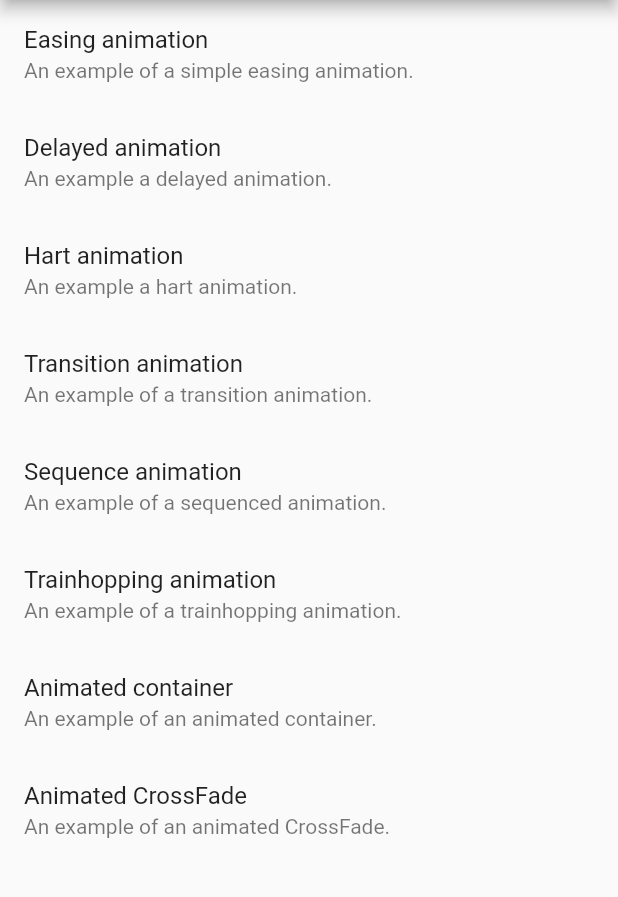
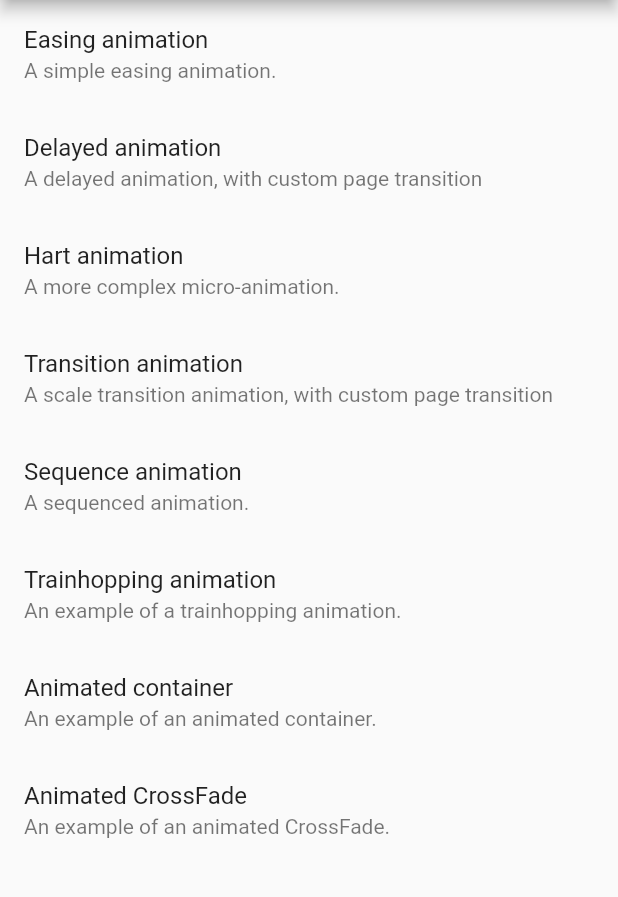
Before and after one commit to thismightworkco/flutter_animation_tests, a Flutter app: the screen it shows after launch, on a phone screen of 412 x 824 dp, the part 84-981 px from its top. Run offline on Flutter 3.47's test engine with Material 2 defaults, Android fonts, the phone set to English and light mode, and no system bars.

Commit message:
Some small changes

```diff
--- a/lib/animated_crossfade.dart
+++ b/lib/animated_crossfade.dart
@@ -25,7 +25,7 @@ class AnimatedCrossFadeWidgetState extends State<AnimatedCrossFadeWidget> {
           children: [
             AnimatedCrossFade(
               crossFadeState: _fadeState,
-              duration: new Duration(milliseconds: 600),
+              duration: new Duration(milliseconds: 1000),
               firstCurve: Curves.easeInOut,
               secondCurve: Curves.easeInOut,
               firstChild: Center(
--- a/lib/easing_animation_widget.dart
+++ b/lib/easing_animation_widget.dart
@@ -16,7 +16,6 @@ class EasingAnimationWidgetState extends State<EasingAnimationWidget>
 
     void handler(status) {
       if (status == AnimationStatus.completed) {
-        print("completed");
         _animation.removeStatusListener(handler);
         _controller.reset();
         _animation = Tween(begin: 0.0, end: 1.0).animate(CurvedAnimation(
@@ -49,7 +48,6 @@ class EasingAnimationWidgetState extends State<EasingAnimationWidget>
     return AnimatedBuilder(
       animation: _controller,
       builder: (BuildContext context, Widget child) {
-        print(_animation.value);
         return Scaffold(
           body: Center(
             child: Transform(
--- a/lib/hart_animation_widget.dart
+++ b/lib/hart_animation_widget.dart
@@ -111,7 +111,7 @@ class _HartAnimationWidgetState extends State<HartAnimationWidget>
   Widget build(BuildContext context) {
     return new Scaffold(
       appBar: new AppBar(
-        title: new Text("Sequenced Animation"),
+        title: new Text("Micro-Interaction animation"),
       ),
       backgroundColor: Colors.white,
       body: GestureDetector(
--- a/lib/main.dart
+++ b/lib/main.dart
@@ -43,7 +43,7 @@ class _MyHomePageState extends State<MyHomePage> {
           children: <Widget>[
             new ListTile(
               title: Text("Easing animation"),
-              subtitle: Text("An example of a simple easing animation."),
+              subtitle: Text("A simple easing animation."),
               onTap: () {
                 Navigator.of(context).push(new PageRouteBuilder(
                     opaque: true,
@@ -65,7 +65,8 @@ class _MyHomePageState extends State<MyHomePage> {
             ),
             new ListTile(
               title: Text("Delayed animation"),
-              subtitle: Text("An example a delayed animation."),
+              subtitle:
+                  Text("A delayed animation, with custom page transition"),
               onTap: () {
                 Navigator.of(context).push(new PageRouteBuilder(
                     opaque: true,
@@ -85,7 +86,7 @@ class _MyHomePageState extends State<MyHomePage> {
             ),
             new ListTile(
               title: Text("Hart animation"),
-              subtitle: Text("An example a hart animation."),
+              subtitle: Text("A more complex micro-animation."),
               onTap: () {
                 Navigator.push(
                   context,
@@ -96,7 +97,8 @@ class _MyHomePageState extends State<MyHomePage> {
             ),
             new ListTile(
               title: Text("Transition animation"),
-              subtitle: Text("An example of a transition animation."),
+              subtitle: Text(
+                  "A scale transition animation, with custom page transition"),
               onTap: () {
                 Navigator.of(context).push(new PageRouteBuilder(
                     opaque: true,
@@ -115,7 +117,7 @@ class _MyHomePageState extends State<MyHomePage> {
             ),
             new ListTile(
               title: Text("Sequence animation"),
-              subtitle: Text("An example of a sequenced animation."),
+              subtitle: Text("A sequenced animation."),
               onTap: () {
                 Navigator.push(
                   context,
```
